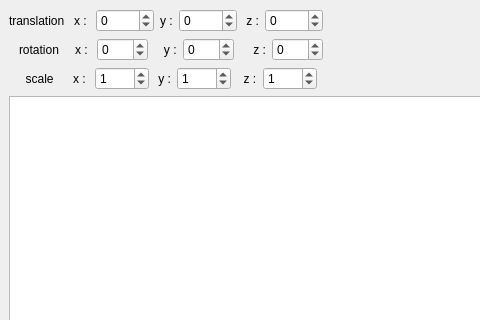
Above: applications/calibrator/localTransform/MainWindow.ui from T-PLAY/hub before the change; both pictures show x 0 to 480 and y 0 to 320 of the 664 by 517 pixel window. Below: the same form after it.
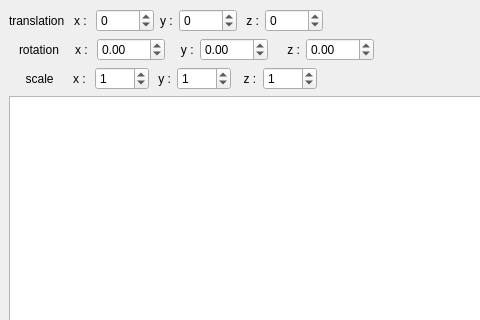
That is the form after the change.

The edit to the form file:
```diff
--- a/applications/calibrator/localTransform/MainWindow.ui
+++ b/applications/calibrator/localTransform/MainWindow.ui
@@ -110,12 +110,15 @@
        </widget>
       </item>
       <item>
-       <widget class="QSpinBox" name="spinBox_rx">
+       <widget class="QDoubleSpinBox" name="doubleSpinBox_rx">
         <property name="minimum">
-         <number>-180</number>
+         <double>-180.000000000000000</double>
         </property>
         <property name="maximum">
-         <number>180</number>
+         <double>180.000000000000000</double>
+        </property>
+        <property name="singleStep">
+         <double>0.100000000000000</double>
         </property>
        </widget>
       </item>
@@ -127,12 +130,15 @@
        </widget>
       </item>
       <item>
-       <widget class="QSpinBox" name="spinBox_ry">
+       <widget class="QDoubleSpinBox" name="doubleSpinBox_ry">
         <property name="minimum">
-         <number>-180</number>
+         <double>-180.000000000000000</double>
         </property>
         <property name="maximum">
-         <number>180</number>
+         <double>180.000000000000000</double>
+        </property>
+        <property name="singleStep">
+         <double>0.100000000000000</double>
         </property>
        </widget>
       </item>
@@ -144,12 +150,15 @@
        </widget>
       </item>
       <item>
-       <widget class="QSpinBox" name="spinBox_rz">
+       <widget class="QDoubleSpinBox" name="doubleSpinBox_rz">
         <property name="minimum">
-         <number>-180</number>
+         <double>-180.000000000000000</double>
         </property>
         <property name="maximum">
-         <number>180</number>
+         <double>180.000000000000000</double>
+        </property>
+        <property name="singleStep">
+         <double>0.100000000000000</double>
         </property>
        </widget>
       </item>
```
